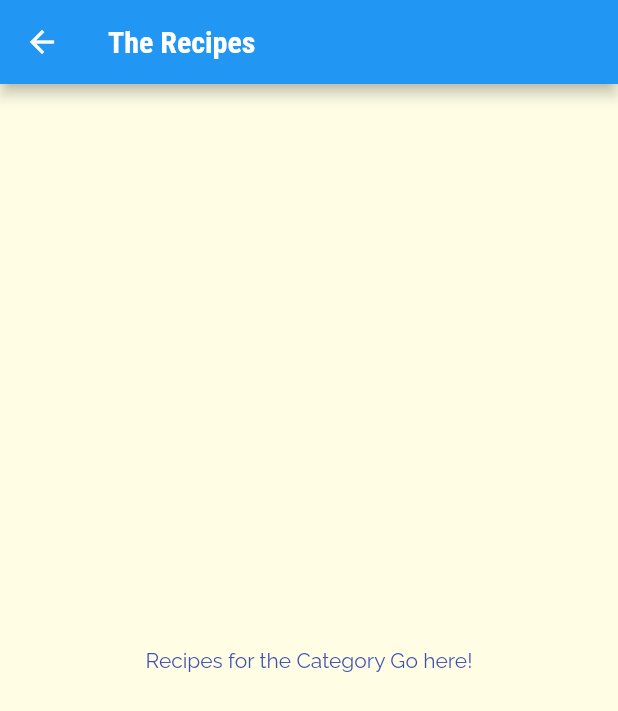
After one commit to jzhu01/learn-flutter, a Flutter app: the screen it shows after launch, after a tap on "Italian", on a phone screen of 412 x 824 dp. The commit adds this screen. Shown: the top 711 px of the screen. Run offline on Flutter 3.47's test engine with Material 2 defaults, Android fonts, the phone set to English and light mode, and no system bars.

Commit message:
first navigation on app

```diff
--- a/recipe_app/lib/category_item.dart
+++ b/recipe_app/lib/category_item.dart
@@ -1,4 +1,6 @@
 import 'package:flutter/material.dart';
+
+import './category_meals_screen.dart';
 
 class CategoryItem extends StatelessWidget {
   final String title;
@@ -6,9 +8,19 @@ class CategoryItem extends StatelessWidget {
 
   CategoryItem(this.title, this.color);
 
+  void selectCategory(BuildContext ctx) {
+    Navigator.of(ctx).push(MaterialPageRoute(builder: (_) {
+      return CategoryMealsScreen();
+    },),);
+  }
+
   @override
   Widget build(BuildContext context) {
-    return Container(
+    return InkWell(
+      onTap: () => selectCategory(context),
+      splashColor: Theme.of(context).primaryColor,
+      borderRadius: BorderRadius.circular(15),
+      child: Container(
         padding: const EdgeInsets.all(15),
         child: Text(title, style: Theme.of(context).textTheme.headline6),
         decoration: BoxDecoration(
@@ -19,6 +31,7 @@ class CategoryItem extends StatelessWidget {
           ),
           borderRadius: BorderRadius.circular(15),
         ),
+      ),
     );
   }
 }
--- /dev/null
+++ b/recipe_app/lib/category_meals_screen.dart
@@ -0,0 +1,15 @@
+import 'package:flutter/material.dart';
+
+class CategoryMealsScreen extends StatelessWidget {
+  @override
+  Widget build(BuildContext context) {
+    return Scaffold(
+      appBar: AppBar(
+        title: const Text('The Recipes'),
+      ),
+      body: Center(
+        child: Text("Recipes for the Category Go here!"),
+      ),
+    );
+  }
+}
```
Lines whose indentation alone changed are shown as unchanged.
